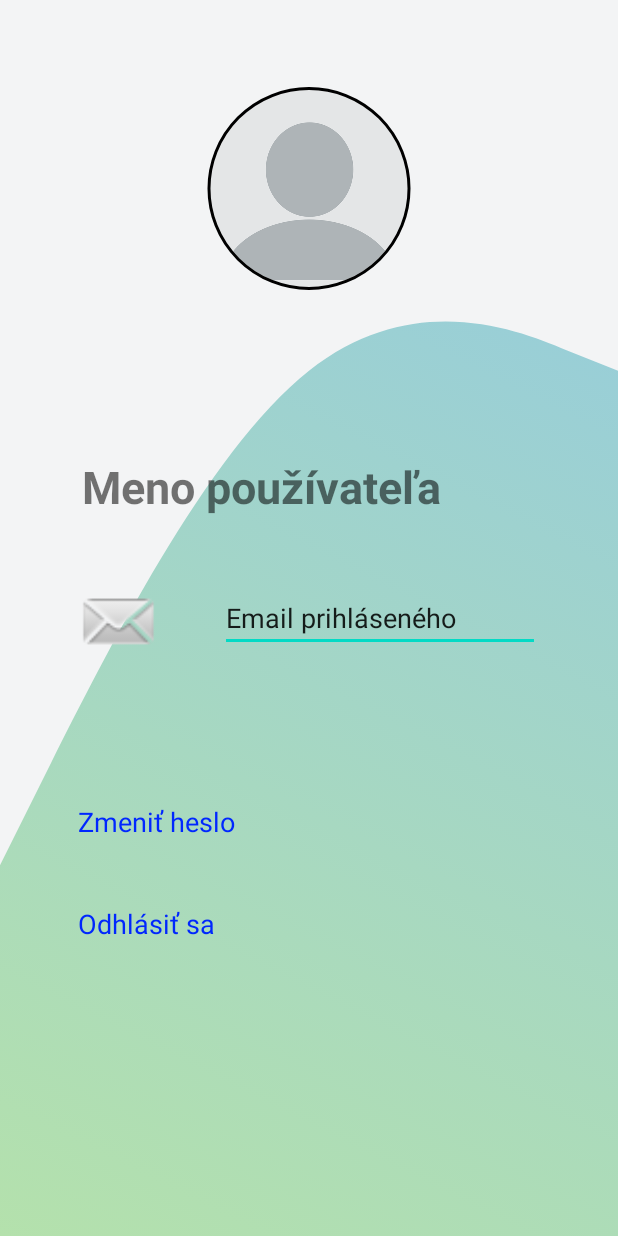
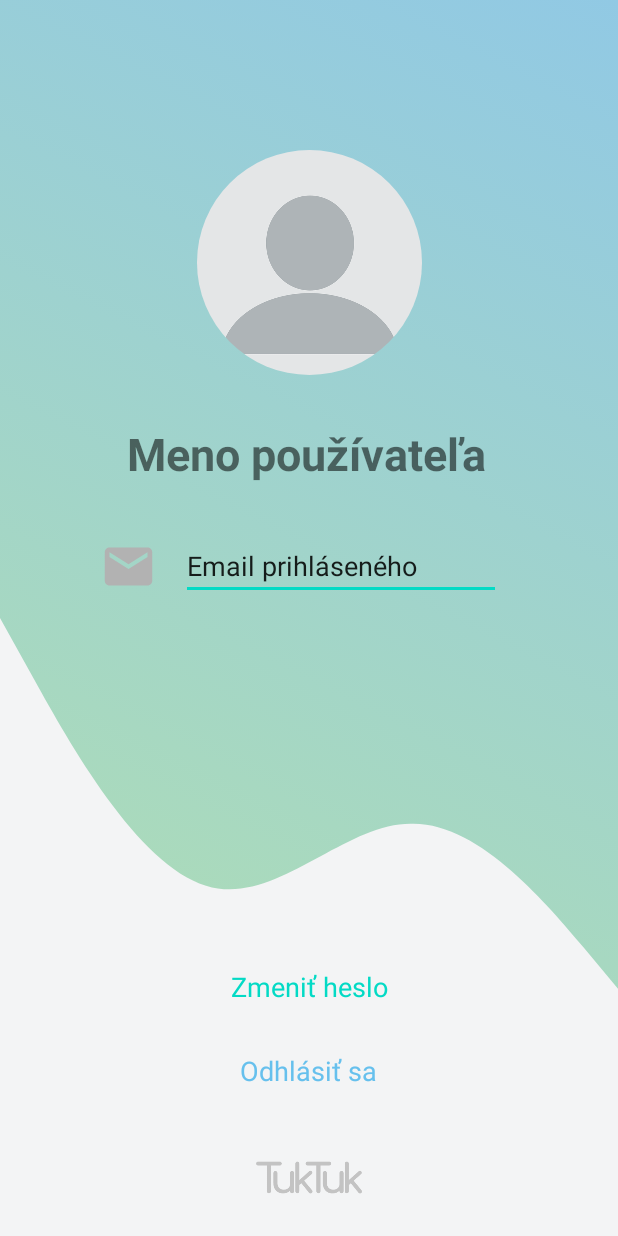
Before and after one commit to Mincoo13/mobv, an Android app: the layout fragment_profile.xml on its own in the app's theme, with its tools: preview values and no code run, on a phone screen of 412 x 824 dp. Run offline under Robolectric (Android 15) with nearby library versions, the phone set to English and light mode, and no system bars; network calls fail.

Commit message:
HomeFragment - RecyclerView, ProfileFragment

```diff
--- a/app/build.gradle
+++ b/app/build.gradle
@@ -100,4 +100,8 @@ dependencies {
     implementation "com.squareup.moshi:moshi:$version_moshi"
     implementation "com.squareup.moshi:moshi-kotlin:$version_moshi"
 
+    // recycleVew
+
+    implementation 'androidx.recyclerview:recyclerview:1.1.0'
+
 }
--- /dev/null
+++ b/app/src/main/java/com/example/tuktuk/MediaObject.kt
@@ -0,0 +1,4 @@
+package com.example.tuktuk
+
+data class MediaObject(val user_name: String, val date: String) {
+}
--- /dev/null
+++ b/app/src/main/res/drawable/ic_account.xml
@@ -0,0 +1,5 @@
+<vector android:height="32dp" android:tint="#B2B2B2"
+    android:viewportHeight="24" android:viewportWidth="24"
+    android:width="32dp" xmlns:android="http://schemas.android.com/apk/res/android">
+    <path android:fillColor="@android:color/white" android:pathData="M12,2C6.48,2 2,6.48 2,12s4.48,10 10,10 10,-4.48 10,-10S17.52,2 12,2zM12,5c1.66,0 3,1.34 3,3s-1.34,3 -3,3 -3,-1.34 -3,-3 1.34,-3 3,-3zM12,19.2c-2.5,0 -4.71,-1.28 -6,-3.22 0.03,-1.99 4,-3.08 6,-3.08 1.99,0 5.97,1.09 6,3.08 -1.29,1.94 -3.5,3.22 -6,3.22z"/>
+</vector>
--- /dev/null
+++ b/app/src/main/res/drawable/ic_add.xml
@@ -0,0 +1,5 @@
+<vector android:height="32dp" android:tint="#B2B2B2"
+    android:viewportHeight="24" android:viewportWidth="24"
+    android:width="32dp" xmlns:android="http://schemas.android.com/apk/res/android">
+    <path android:fillColor="@android:color/white" android:pathData="M19,13h-6v6h-2v-6H5v-2h6V5h2v6h6v2z"/>
+</vector>
--- /dev/null
+++ b/app/src/main/res/drawable/ic_mail.xml
@@ -0,0 +1,5 @@
+<vector android:height="32dp" android:tint="#B2B2B2"
+    android:viewportHeight="24" android:viewportWidth="24"
+    android:width="32dp" xmlns:android="http://schemas.android.com/apk/res/android">
+    <path android:fillColor="@android:color/white" android:pathData="M20,4L4,4c-1.1,0 -1.99,0.9 -1.99,2L2,18c0,1.1 0.9,2 2,2h16c1.1,0 2,-0.9 2,-2L22,6c0,-1.1 -0.9,-2 -2,-2zM20,8l-8,5 -8,-5L4,6l8,5 8,-5v2z"/>
+</vector>
--- /dev/null
+++ b/app/src/main/res/drawable/ic_share.xml
@@ -0,0 +1,5 @@
+<vector android:height="32dp" android:tint="#B2B2B2"
+    android:viewportHeight="24" android:viewportWidth="24"
+    android:width="32dp" xmlns:android="http://schemas.android.com/apk/res/android">
+    <path android:fillColor="@android:color/white" android:pathData="M18,16.08c-0.76,0 -1.44,0.3 -1.96,0.77L8.91,12.7c0.05,-0.23 0.09,-0.46 0.09,-0.7s-0.04,-0.47 -0.09,-0.7l7.05,-4.11c0.54,0.5 1.25,0.81 2.04,0.81 1.66,0 3,-1.34 3,-3s-1.34,-3 -3,-3 -3,1.34 -3,3c0,0.24 0.04,0.47 0.09,0.7L8.04,9.81C7.5,9.31 6.79,9 6,9c-1.66,0 -3,1.34 -3,3s1.34,3 3,3c0.79,0 1.5,-0.31 2.04,-0.81l7.12,4.16c-0.05,0.21 -0.08,0.43 -0.08,0.65 0,1.61 1.31,2.92 2.92,2.92 1.61,0 2.92,-1.31 2.92,-2.92s-1.31,-2.92 -2.92,-2.92z"/>
+</vector>
--- a/app/src/main/res/layout/fragment_profile.xml
+++ b/app/src/main/res/layout/fragment_profile.xml
@@ -19,38 +19,19 @@
         <androidx.constraintlayout.widget.ConstraintLayout
             android:layout_width="match_parent"
             android:layout_height="match_parent"
-            android:background="@drawable/ic_wave_4">
+            android:background="@drawable/ic_wave_5">
 
 
-            <Button
-                android:id="@+id/logOutButton"
-                style="@android:style/Widget.Holo.Button.Borderless"
-                android:layout_width="172dp"
-                android:layout_height="wrap_content"
-                android:layout_marginStart="16dp"
-                android:layout_marginBottom="184dp"
-                android:text="@string/logOut"
-                android:textAlignment="viewStart"
-                android:textColor="#0027FD"
-                app:layout_constraintBottom_toBottomOf="parent"
-                app:layout_constraintEnd_toEndOf="parent"
-                app:layout_constraintHorizontal_bias="0.143"
-                app:layout_constraintStart_toStartOf="parent" />
-
-            <Button
-                android:id="@+id/changePswButton"
-                style="@android:style/Widget.Holo.Button.Borderless"
-                android:layout_width="172dp"
-                android:layout_height="wrap_content"
-                android:layout_marginStart="16dp"
-                android:layout_marginBottom="20dp"
-                android:text="@string/changePassword"
-                android:textAlignment="viewStart"
-                android:textColor="#0027FF"
-                app:layout_constraintBottom_toTopOf="@+id/logOutButton"
-                app:layout_constraintEnd_toEndOf="parent"
-                app:layout_constraintHorizontal_bias="0.143"
-                app:layout_constraintStart_toStartOf="parent" />
+            <ImageView
+                android:id="@+id/imageView3"
+                android:layout_width="38dp"
+                android:layout_height="38dp"
+                android:layout_marginEnd="16dp"
+                app:layout_constraintBottom_toBottomOf="@+id/editTextTextEmailAddress"
+                app:layout_constraintEnd_toStartOf="@+id/editTextTextEmailAddress"
+                app:layout_constraintStart_toStartOf="@+id/textView2"
+                app:layout_constraintTop_toTopOf="@+id/editTextTextEmailAddress"
+                app:srcCompat="@drawable/ic_mail" />
 
             <!--            <ImageView
                 android:id="@+id/profileImage"
@@ -64,56 +45,77 @@
                 app:layout_constraintVertical_bias="0.539"
                 tools:srcCompat="@drawable/blank_profile_picture_973460_640" />-->
 
+            <Button
+                android:id="@+id/logOutButton"
+                style="@android:style/Widget.Holo.Button.Borderless"
+                android:layout_width="200dp"
+                android:layout_height="wrap_content"
+                android:layout_marginBottom="8dp"
+                android:text="@string/logOut"
+                android:textAlignment="center"
+                android:textColor="@color/colorGradientCenter"
+                app:layout_constraintBottom_toTopOf="@+id/imageView4"
+                app:layout_constraintEnd_toEndOf="parent"
+                app:layout_constraintHorizontal_bias="0.497"
+                app:layout_constraintStart_toStartOf="parent" />
+
+            <Button
+                android:id="@+id/changePswButton"
+                style="@android:style/Widget.Holo.Button.Borderless"
+                android:layout_width="200dp"
+                android:layout_height="wrap_content"
+                android:layout_marginBottom="8dp"
+                android:text="@string/changePassword"
+                android:textAlignment="center"
+                android:textColor="@color/colorAccent"
+                app:layout_constraintBottom_toTopOf="@+id/logOutButton"
+                app:layout_constraintEnd_toEndOf="parent"
+                app:layout_constraintStart_toStartOf="parent" />
+
             <de.hdodenhof.circleimageview.CircleImageView
                 android:id="@+id/profile_image"
-                android:layout_width="149dp"
-                android:layout_height="135dp"
-                android:layout_marginTop="4dp"
+                android:layout_width="150dp"
+                android:layout_height="150dp"
+                android:layout_marginTop="100dp"
                 android:src="@drawable/blank_profile_picture_973460_640"
-                app:civ_border_color="#FF000000"
-                app:civ_border_width="2dp"
-                app:layout_constraintBottom_toTopOf="@+id/textView2"
                 app:layout_constraintEnd_toEndOf="parent"
                 app:layout_constraintStart_toStartOf="parent"
-                app:layout_constraintTop_toTopOf="parent"
-                app:layout_constraintVertical_bias="0.328" />
-
-            <ImageView
-                android:id="@+id/imageView3"
-                android:layout_width="62dp"
-                android:layout_height="62dp"
-                app:layout_constraintBottom_toTopOf="@+id/changePswButton"
-                app:layout_constraintEnd_toStartOf="@+id/editTextTextEmailAddress"
-                app:layout_constraintHorizontal_bias="0.571"
-                app:layout_constraintStart_toStartOf="parent"
-                app:layout_constraintTop_toBottomOf="@+id/textView2"
-                app:layout_constraintVertical_bias="0.194"
-                app:srcCompat="@android:drawable/sym_action_email" />
+                app:layout_constraintTop_toTopOf="parent" />
 
             <EditText
                 android:id="@+id/editTextTextEmailAddress"
                 android:layout_width="wrap_content"
                 android:layout_height="wrap_content"
-                android:layout_marginEnd="52dp"
+                android:layout_marginTop="32dp"
+                android:layout_marginEnd="8dp"
                 android:ems="10"
                 android:inputType="textEmailAddress"
                 android:text="@string/loginEmail"
-                app:layout_constraintBottom_toBottomOf="parent"
-                app:layout_constraintEnd_toEndOf="parent"
-                app:layout_constraintTop_toTopOf="parent" />
+                app:layout_constraintEnd_toEndOf="@+id/textView2"
+                app:layout_constraintStart_toEndOf="@+id/imageView3"
+                app:layout_constraintTop_toBottomOf="@+id/textView2" />
 
             <TextView
                 android:id="@+id/textView2"
-                android:layout_width="302dp"
-                android:layout_height="61dp"
-                android:layout_marginBottom="24dp"
+                android:layout_width="wrap_content"
+                android:layout_height="wrap_content"
+                android:layout_marginTop="32dp"
                 android:text="@string/userName"
                 android:textSize="30sp"
                 android:textStyle="bold"
-                app:layout_constraintBottom_toTopOf="@+id/editTextTextEmailAddress"
                 app:layout_constraintEnd_toEndOf="parent"
-                app:layout_constraintHorizontal_bias="0.495"
-                app:layout_constraintStart_toStartOf="parent" />
+                app:layout_constraintHorizontal_bias="0.489"
+                app:layout_constraintStart_toStartOf="parent"
+                app:layout_constraintTop_toBottomOf="@+id/profile_image" />
+
+            <ImageView
+                android:id="@+id/imageView4"
+                android:layout_width="105dp"
+                android:layout_height="78dp"
+                app:layout_constraintBottom_toBottomOf="parent"
+                app:layout_constraintEnd_toEndOf="parent"
+                app:layout_constraintStart_toStartOf="parent"
+                app:srcCompat="@drawable/tuktuk_title" />
 
 
         </androidx.constraintlayout.widget.ConstraintLayout>
```
Also changed, not shown: app/src/main/java/com/example/tuktuk/Adapter/MediaAdapter.kt (added, +37 -0 lines), app/src/main/java/com/example/tuktuk/HomeFragment.kt (+31 -0 lines), app/src/main/java/com/example/tuktuk/ProfileFragment.kt (+16 -0 lines), app/src/main/res/layout/fragment_home.xml (+38 -2 lines), app/src/main/res/layout/media_object.xml (added, +70 -0 lines), app/src/main/res/navigation/navigation.xml (+9 -1 lines).
